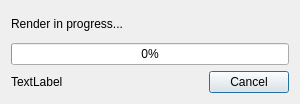
Qt form src/GUI/ui/WorkflowFileRendererDialog.ui (VLMC/vlmc) before a commit.
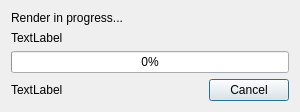
The same form after that commit.

Commit message:
Added a preview when rendering.
Manual buffer copy has been replaced by memcpy in the light video frame.

What changed in the file:
```diff
--- a/src/GUI/ui/WorkflowFileRendererDialog.ui
+++ b/src/GUI/ui/WorkflowFileRendererDialog.ui
@@ -20,14 +20,14 @@
    <string>Dialog</string>
   </property>
   <layout class="QGridLayout" name="gridLayout">
-   <item row="1" column="0">
+   <item row="2" column="0">
     <widget class="QProgressBar" name="progressBar">
      <property name="value">
       <number>0</number>
      </property>
     </widget>
    </item>
-   <item row="2" column="0">
+   <item row="3" column="0">
     <layout class="QHBoxLayout" name="horizontalLayout">
      <item>
       <widget class="QLabel" name="nameLabel">
@@ -65,6 +65,13 @@
      </property>
     </widget>
    </item>
+   <item row="1" column="0">
+    <widget class="QLabel" name="previewLabel">
+     <property name="text">
+      <string>TextLabel</string>
+     </property>
+    </widget>
+   </item>
   </layout>
  </widget>
  <resources/>
```
The commit also changes 9 other files.
